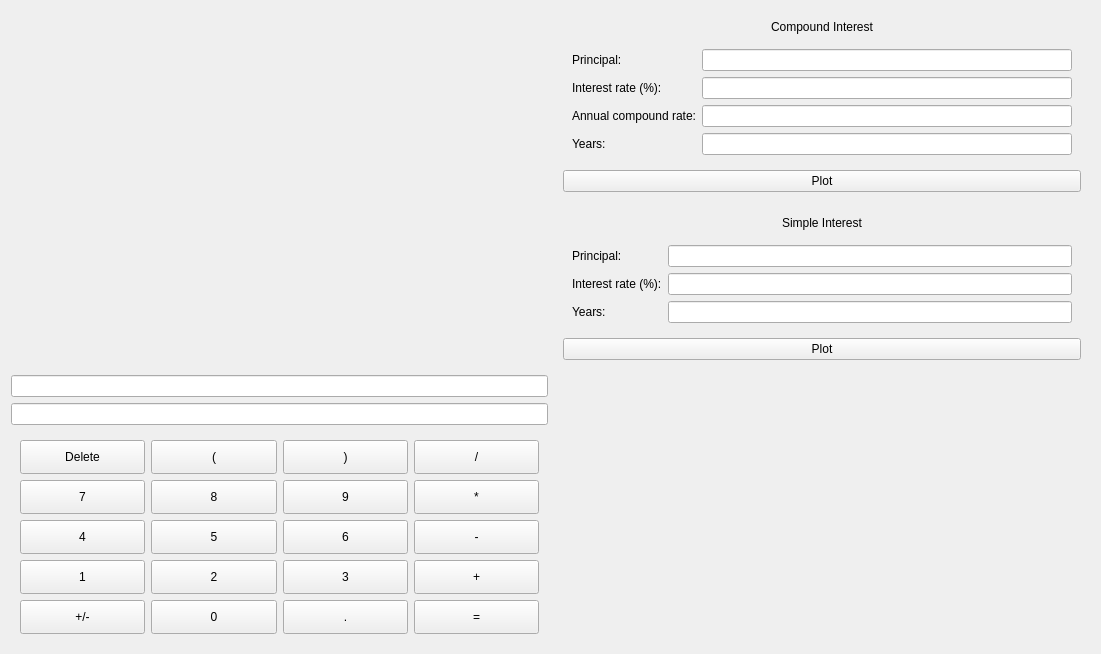
Above: app/calculator.ui from ebaustria/financial_calculator before the change. Below: the same form after it.
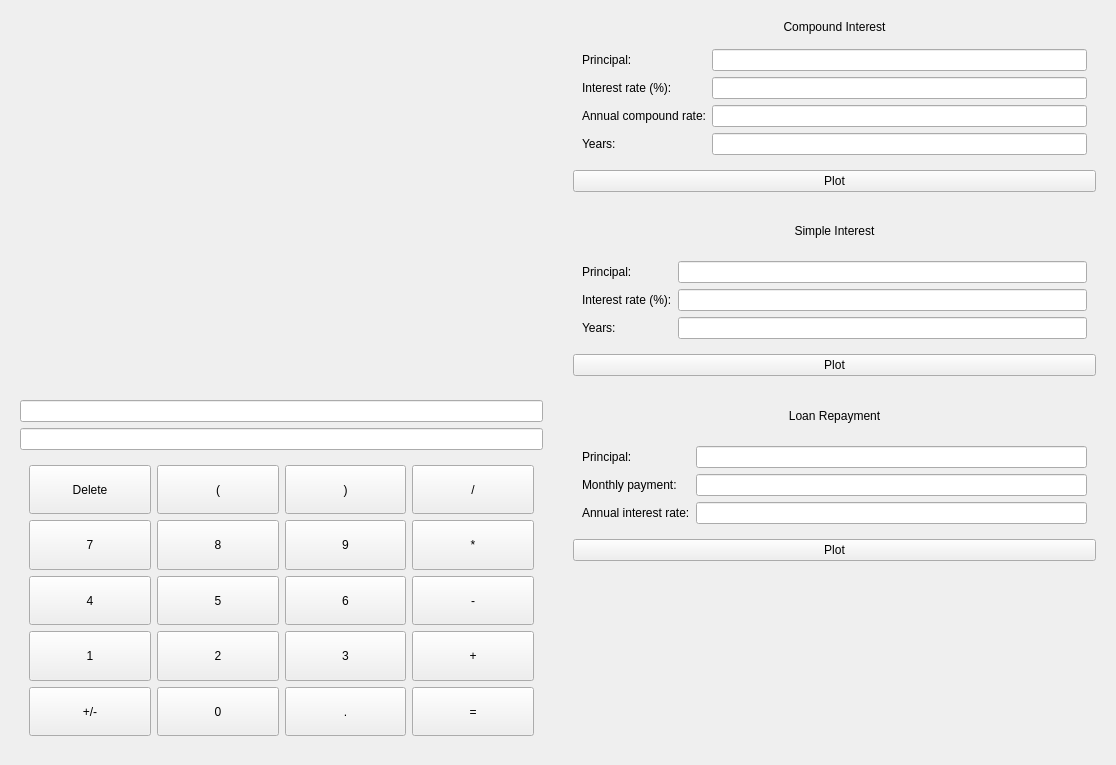
That is the form after the change. Custom widgets are drawn as their Qt base class.

Commit message: Plot loan repayment

Patch:
```diff
--- a/app/calculator.ui
+++ b/app/calculator.ui
@@ -6,15 +6,36 @@
    <rect>
     <x>0</x>
     <y>0</y>
-    <width>1101</width>
-    <height>654</height>
+    <width>1116</width>
+    <height>765</height>
    </rect>
   </property>
+  <property name="sizePolicy">
+   <sizepolicy hsizetype="Preferred" vsizetype="Preferred">
+    <horstretch>0</horstretch>
+    <verstretch>0</verstretch>
+   </sizepolicy>
+  </property>
   <property name="windowTitle">
    <string>Frame</string>
   </property>
   <layout class="QGridLayout" name="gridLayout">
-   <item row="0" column="1">
+   <item row="0" column="0" rowspan="2" colspan="2">
+    <widget class="QWidget" name="plotViewer" native="true">
+     <property name="sizePolicy">
+      <sizepolicy hsizetype="Preferred" vsizetype="Preferred">
+       <horstretch>0</horstretch>
+       <verstretch>0</verstretch>
+      </sizepolicy>
+     </property>
+     <layout class="QVBoxLayout" name="verticalLayout" stretch="0">
+      <item>
+       <widget class="QChartView" name="lineChart" native="true"/>
+      </item>
+     </layout>
+    </widget>
+   </item>
+   <item row="0" column="2">
     <widget class="QWidget" name="compoundInterestControlPanel" native="true">
      <layout class="QVBoxLayout" name="verticalLayout_3">
       <item>
@@ -86,7 +107,138 @@
      </layout>
     </widget>
    </item>
-   <item row="5" column="0">
+   <item row="1" column="2">
+    <widget class="QWidget" name="simpleInterestControlPanel" native="true">
+     <layout class="QVBoxLayout" name="verticalLayout_2">
+      <item>
+       <widget class="QLabel" name="simpleInterestTitle">
+        <property name="text">
+         <string>Simple Interest</string>
+        </property>
+        <property name="alignment">
+         <set>Qt::AlignmentFlag::AlignCenter</set>
+        </property>
+       </widget>
+      </item>
+      <item>
+       <widget class="QWidget" name="simpleInterestForm" native="true">
+        <layout class="QFormLayout" name="formLayout">
+         <item row="0" column="0">
+          <widget class="QLabel" name="simplePrincipalLabel">
+           <property name="text">
+            <string>Principal:</string>
+           </property>
+          </widget>
+         </item>
+         <item row="0" column="1">
+          <widget class="QLineEdit" name="simplePrincipalLineEdit"/>
+         </item>
+         <item row="1" column="0">
+          <widget class="QLabel" name="simpleLabel">
+           <property name="text">
+            <string>Interest rate (%):</string>
+           </property>
+          </widget>
+         </item>
+         <item row="1" column="1">
+          <widget class="QLineEdit" name="simpleLineEdit"/>
+         </item>
+         <item row="2" column="0">
+          <widget class="QLabel" name="simpleYearsLabel">
+           <property name="text">
+            <string>Years:</string>
+           </property>
+          </widget>
+         </item>
+         <item row="2" column="1">
+          <widget class="QLineEdit" name="simpleYearsLineEdit"/>
+         </item>
+        </layout>
+       </widget>
+      </item>
+      <item>
+       <widget class="QPushButton" name="plotSimpleInterestButton">
+        <property name="text">
+         <string>Plot</string>
+        </property>
+       </widget>
+      </item>
+     </layout>
+    </widget>
+   </item>
+   <item row="2" column="2">
+    <widget class="QWidget" name="loanRepaymentControlPanel" native="true">
+     <layout class="QVBoxLayout" name="verticalLayout_4">
+      <item>
+       <widget class="QLabel" name="loanRepaymentTitle">
+        <property name="text">
+         <string>Loan Repayment</string>
+        </property>
+        <property name="alignment">
+         <set>Qt::AlignmentFlag::AlignCenter</set>
+        </property>
+       </widget>
+      </item>
+      <item>
+       <widget class="QWidget" name="loanRepaymentForm" native="true">
+        <layout class="QFormLayout" name="formLayout_2">
+         <item row="0" column="0">
+          <widget class="QLabel" name="loanPrincipalLabel">
+           <property name="text">
+            <string>Principal:</string>
+           </property>
+          </widget>
+         </item>
+         <item row="0" column="1">
+          <widget class="QLineEdit" name="loanPrincipalEdit"/>
+         </item>
+         <item row="1" column="1">
+          <widget class="QLineEdit" name="loanPaymentEdit"/>
+         </item>
+         <item row="1" column="0">
+          <widget class="QLabel" name="loanPaymentLabel">
+           <property name="text">
+            <string>Monthly payment:</string>
+           </property>
+          </widget>
+         </item>
+         <item row="2" column="0">
+          <widget class="QLabel" name="loanInterestLabel">
+           <property name="text">
+            <string>Annual interest rate:</string>
+           </property>
+          </widget>
+         </item>
+         <item row="2" column="1">
+          <widget class="QLineEdit" name="loanInterestEdit"/>
+         </item>
+        </layout>
+       </widget>
+      </item>
+      <item>
+       <widget class="QPushButton" name="plotLoanRepaymentButton">
+        <property name="text">
+         <string>Plot</string>
+        </property>
+       </widget>
+      </item>
+     </layout>
+    </widget>
+   </item>
+   <item row="2" column="0" rowspan="2">
+    <widget class="QWidget" name="calculator" native="true">
+     <layout class="QVBoxLayout" name="verticalLayout_5">
+      <item>
+       <widget class="QLineEdit" name="resultEdit">
+        <property name="readOnly">
+         <bool>true</bool>
+        </property>
+       </widget>
+      </item>
+      <item>
+       <widget class="QLineEdit" name="equationEdit"/>
+      </item>
+      <item>
     <widget class="QWidget" name="keypad" native="true">
      <property name="sizePolicy">
       <sizepolicy hsizetype="Preferred" vsizetype="Preferred">
@@ -358,84 +510,9 @@
      </layout>
     </widget>
    </item>
-   <item row="0" column="0" rowspan="2">
-    <widget class="QWidget" name="plotViewer" native="true">
-     <layout class="QVBoxLayout" name="verticalLayout" stretch="0">
-      <item>
-       <widget class="QChartView" name="lineChart" native="true"/>
-      </item>
      </layout>
     </widget>
    </item>
-   <item row="1" column="1">
-    <widget class="QWidget" name="simpleInterestControlPanel" native="true">
-     <layout class="QVBoxLayout" name="verticalLayout_2">
-      <item>
-       <widget class="QLabel" name="simpleInterestTitle">
-        <property name="text">
-         <string>Simple Interest</string>
-        </property>
-        <property name="alignment">
-         <set>Qt::AlignmentFlag::AlignCenter</set>
-        </property>
-       </widget>
-      </item>
-      <item>
-       <widget class="QWidget" name="simpleInterestForm" native="true">
-        <layout class="QFormLayout" name="formLayout">
-         <item row="0" column="0">
-          <widget class="QLabel" name="simplePrincipalLabel">
-           <property name="text">
-            <string>Principal:</string>
-           </property>
-          </widget>
-         </item>
-         <item row="0" column="1">
-          <widget class="QLineEdit" name="simplePrincipalLineEdit"/>
-         </item>
-         <item row="1" column="0">
-          <widget class="QLabel" name="simpleLabel">
-           <property name="text">
-            <string>Interest rate (%):</string>
-           </property>
-          </widget>
-         </item>
-         <item row="1" column="1">
-          <widget class="QLineEdit" name="simpleLineEdit"/>
-         </item>
-         <item row="2" column="0">
-          <widget class="QLabel" name="simpleYearsLabel">
-           <property name="text">
-            <string>Years:</string>
-           </property>
-          </widget>
-         </item>
-         <item row="2" column="1">
-          <widget class="QLineEdit" name="simpleYearsLineEdit"/>
-         </item>
-        </layout>
-       </widget>
-      </item>
-      <item>
-       <widget class="QPushButton" name="plotSimpleInterestButton">
-        <property name="text">
-         <string>Plot</string>
-        </property>
-       </widget>
-      </item>
-     </layout>
-    </widget>
-   </item>
-   <item row="2" column="0">
-    <widget class="QLineEdit" name="resultEdit">
-     <property name="readOnly">
-      <bool>true</bool>
-     </property>
-    </widget>
-   </item>
-   <item row="3" column="0">
-    <widget class="QLineEdit" name="equationEdit"/>
-   </item>
   </layout>
  </widget>
  <customwidgets>
```
Left out of the diff: 2 changed lines with no effect on the pictures. Lines whose indentation alone changed are shown as unchanged. The commit also changes 4 other files.
